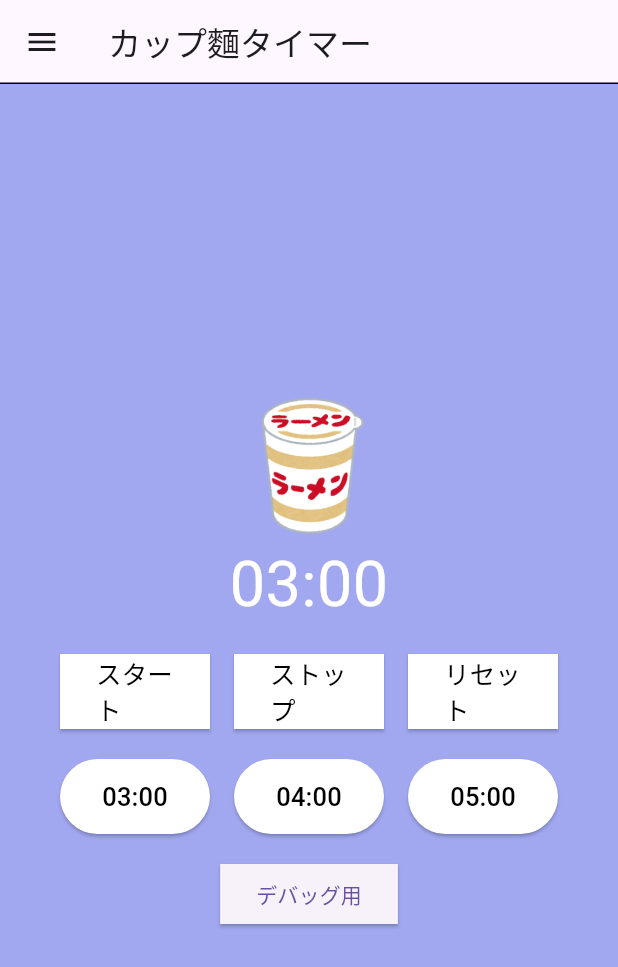
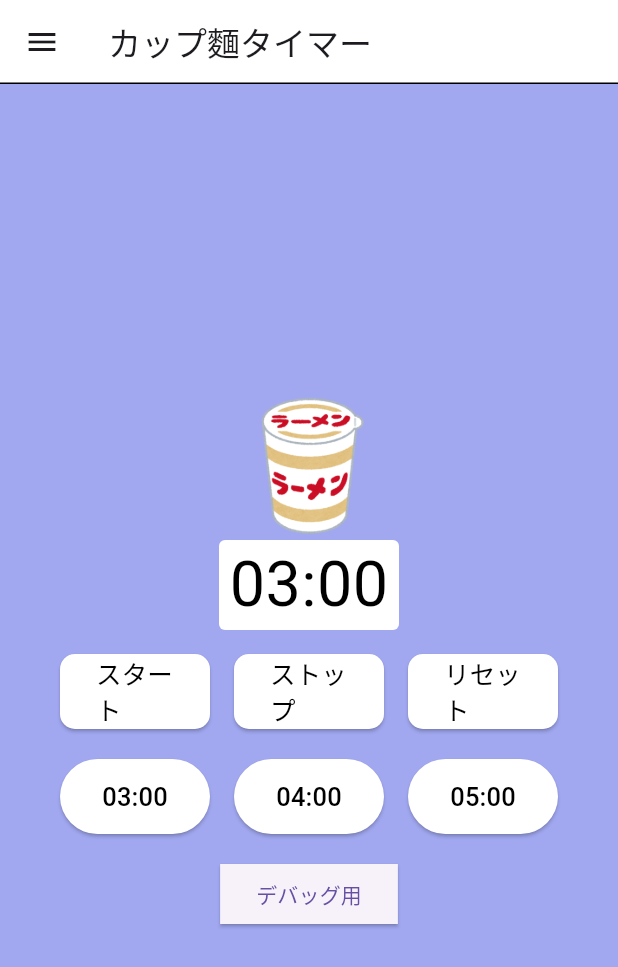
Before and after one commit to kd1355468/cookingtimer, a Flutter app: the screen it shows after launch, on a phone screen of 412 x 824 dp. Shown: the top 967 px of the screen. Run offline on Flutter 3.47's test engine with Material 3 defaults, Android fonts, the phone set to English and light mode, and no system bars.

Commit message:
9回目コミットプロジェクト

```diff
--- a/cookingtimer/lib/main.dart
+++ b/cookingtimer/lib/main.dart
@@ -110,13 +110,14 @@ class _CookingTimerState extends State<CookingTimer> {
     return Scaffold(
       backgroundColor: const Color.fromARGB(255, 161, 168, 240),
       appBar: AppBar(
+        backgroundColor: Colors.white,
         title: Text(_timerTitle),
         shape: Border(bottom: BorderSide(width: 1.0)),
       ),
 
       //サイドメニュー
       drawer: Drawer(
-        backgroundColor: const Color.fromARGB(255, 161, 168, 240),
+        backgroundColor: Colors.white,
         child: ListView(
           children: [
             DrawerHeader(
@@ -128,7 +129,7 @@ class _CookingTimerState extends State<CookingTimer> {
                       "タイマー切り替え",
                       style: TextStyle(
                         fontSize: 20,
-                        color: const Color.fromARGB(255, 230, 227, 227),
+                        color: Colors.black,
                       ),
                     ),
                   )
@@ -138,8 +139,9 @@ class _CookingTimerState extends State<CookingTimer> {
             ),
 
             ListTile (
-              title: Text("カップ麵用タイマー",style: TextStyle(fontSize: 18, color: const Color.fromARGB(255, 230, 227, 227),),),
-              subtitle: Text("他のインスタント食品にも使えます",style: TextStyle( color: const Color.fromARGB(255, 230, 227, 227),),),
+              title: Text("カップ麵用タイマー",style: TextStyle(fontSize: 18, color: Colors.black,),),
+              subtitle: Text("他のインスタント食品にも使えます",style: TextStyle( color: Colors.black,),),
+              hoverColor: Colors.grey,
               onTap: (){
                 setState(() {
                   _comp=false;
@@ -153,8 +155,9 @@ class _CookingTimerState extends State<CookingTimer> {
             ),
 
             ListTile(
-              title: Text("ゆで卵用タイマー",style: TextStyle(fontSize: 18, color: const Color.fromARGB(255, 230, 227, 227),),),
-              subtitle: Text("沸騰したお湯から茹でた場合の時間",style: TextStyle( color: const Color.fromARGB(255, 230, 227, 227),),),
+              title: Text("ゆで卵用タイマー",style: TextStyle(fontSize: 18, color: Colors.black,),),
+              subtitle: Text("沸騰したお湯から茹でた場合の時間",style: TextStyle( color: Colors.black,),),
+              hoverColor: Colors.grey,
               onTap: (){
                 setState(() {
                   _comp=false;
@@ -168,7 +171,8 @@ class _CookingTimerState extends State<CookingTimer> {
             ),
 
             ListTile(
-              title: Text("茹で野菜用タイマー",style: TextStyle(fontSize: 18, color: const Color.fromARGB(255, 230, 227, 227),),),
+              title: Text("茹で野菜用タイマー",style: TextStyle(fontSize: 18, color: Colors.black,),),
+              hoverColor: Colors.grey,
               onTap: (){
                 setState(() {
                   _comp=false;
@@ -183,7 +187,8 @@ class _CookingTimerState extends State<CookingTimer> {
 
             SizedBox(height: 16,),
             ListTile(
-              title: Text("閉じる",style: TextStyle(fontSize: 16, color: const Color.fromARGB(255, 230, 227, 227),),),
+              title: Text("閉じる",style: TextStyle(fontSize: 16, color: Colors.black,),),
+              hoverColor: Colors.grey,
               leading: Icon(Icons.close),
               onTap: (){
                 setState(() {
@@ -228,8 +233,25 @@ class _CookingTimerState extends State<CookingTimer> {
               ),
             },
 
+            //タイマー(時間表示)
+            Stack(
+              alignment: Alignment.center,
+              children: [
+                Container(
+                  width: 120,
+                  height: 60,
+                  decoration: BoxDecoration(
+                    borderRadius: BorderRadius.circular(4),
+                    color: Colors.white,
+                  ),
+
+                ),
+
+                Text(_formatTime(),style: TextStyle(fontSize: 42, color: Colors.black),),
+              ],
+            ),
+
             //ボタン(動作)
-            Text(_formatTime(),style: TextStyle(fontSize: 42, color: Colors.white),),
             SizedBox(height: 16,),
             Row(
               mainAxisAlignment: MainAxisAlignment.center,
@@ -240,9 +262,10 @@ class _CookingTimerState extends State<CookingTimer> {
                   },
                   style: ElevatedButton.styleFrom(
                     backgroundColor: Colors.white,
+                    overlayColor: Colors.black,
                     fixedSize: Size(100, 50),
                     shape: RoundedRectangleBorder(
-                      borderRadius: BorderRadius.circular(0)
+                      borderRadius: BorderRadius.circular(10)
                     )
                   ),
 
@@ -261,9 +284,10 @@ class _CookingTimerState extends State<CookingTimer> {
                   },
                   style: ElevatedButton.styleFrom(
                     backgroundColor: Colors.white,
+                    overlayColor: Colors.black,
                     fixedSize: Size(100, 50),
                     shape: RoundedRectangleBorder(
-                      borderRadius: BorderRadius.circular(0)
+                      borderRadius: BorderRadius.circular(10)
                     )
                   ),
 
@@ -282,9 +306,10 @@ class _CookingTimerState extends State<CookingTimer> {
                   },
                   style: ElevatedButton.styleFrom(
                     backgroundColor: Colors.white,
+                    overlayColor: Colors.black,
                     fixedSize: Size(100, 50),
                     shape: RoundedRectangleBorder(
-                      borderRadius: BorderRadius.circular(0)
+                      borderRadius: BorderRadius.circular(10)
                     )
                   ),
 
@@ -317,6 +342,7 @@ class _CookingTimerState extends State<CookingTimer> {
                     },
                     style: ElevatedButton.styleFrom(
                       backgroundColor: Colors.white,
+                      overlayColor: Colors.black,
                       fixedSize: Size(100, 50),
                     ),
 
@@ -340,6 +366,7 @@ class _CookingTimerState extends State<CookingTimer> {
                     },
                     style: ElevatedButton.styleFrom(
                       backgroundColor: Colors.white,
+                      overlayColor: Colors.black,
                       fixedSize: Size(100, 50),
                     ),
 
@@ -363,6 +390,7 @@ class _CookingTimerState extends State<CookingTimer> {
                     },
                     style: ElevatedButton.styleFrom(
                       backgroundColor: Colors.white,
+                      overlayColor: Colors.black,
                       fixedSize: Size(100, 50),
                     ),
 
@@ -392,6 +420,7 @@ class _CookingTimerState extends State<CookingTimer> {
                     },
                     style: ElevatedButton.styleFrom(
                       backgroundColor: Colors.white,
+                      overlayColor: Colors.black,
                       fixedSize: Size(100, 50),
                     ),
 
@@ -415,6 +444,7 @@ class _CookingTimerState extends State<CookingTimer> {
                     },
                     style: ElevatedButton.styleFrom(
                       backgroundColor: Colors.white,
+                      overlayColor: Colors.black,
                       fixedSize: Size(100, 50),
                     ),
 
@@ -438,6 +468,7 @@ class _CookingTimerState extends State<CookingTimer> {
                     },
                     style: ElevatedButton.styleFrom(
                       backgroundColor: Colors.white,
+                      overlayColor: Colors.black,
                       fixedSize: Size(100, 50),
                     ),
 
@@ -466,6 +497,7 @@ class _CookingTimerState extends State<CookingTimer> {
                     },
                     style: ElevatedButton.styleFrom(
                       backgroundColor: Colors.white,
+                      overlayColor: Colors.black,
                       fixedSize: Size(100, 50),
                     ),
 
@@ -488,6 +520,7 @@ class _CookingTimerState extends State<CookingTimer> {
                     },
                     style: ElevatedButton.styleFrom(
                       backgroundColor: Colors.white,
+                      overlayColor: Colors.black,
                       fixedSize: Size(100, 50),
                     ),
 
@@ -510,6 +543,7 @@ class _CookingTimerState extends State<CookingTimer> {
                     },
                     style: ElevatedButton.styleFrom(
                       backgroundColor: Colors.white,
+                      overlayColor: Colors.black,
                       fixedSize: Size(100, 50),
                     ),
 
```
